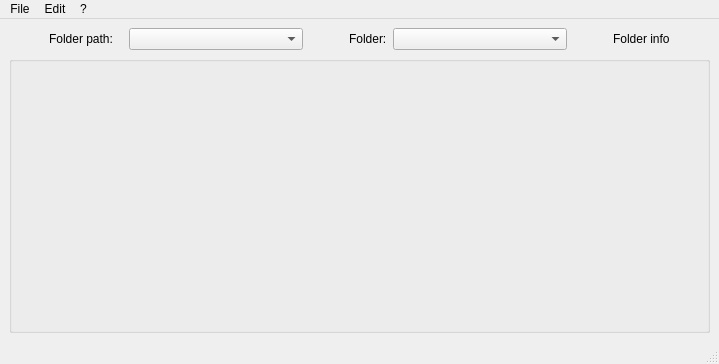
The window that mdaviz/resources/mainwindow.ui (BCDA-APS/mdaviz) describes before a commit, drawn with Qt 5.
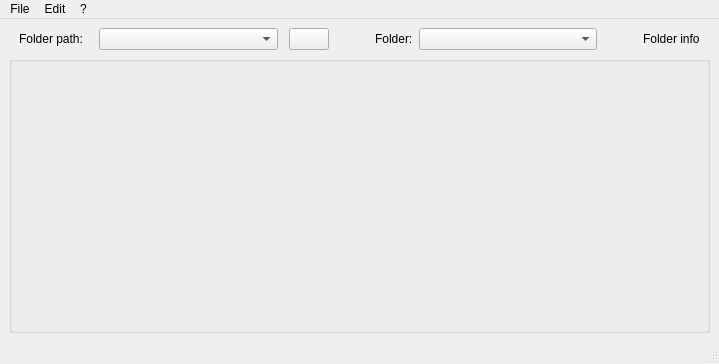
The same window after the commit. Icons and pictures are not drawn.

Commit message: DEV #23 add refresh button

What changed in the file:
```diff
--- a/mdaviz/resources/mainwindow.ui
+++ b/mdaviz/resources/mainwindow.ui
@@ -16,7 +16,7 @@
   <widget class="QWidget" name="centralwidget">
    <layout class="QVBoxLayout" name="verticalLayout" stretch="0,1">
     <item>
-     <layout class="QHBoxLayout" name="horizontalLayout" stretch="0,0,1,0,0,1,0,0,0">
+     <layout class="QHBoxLayout" name="horizontalLayout" stretch="0,0,1,0,0,0,0,1,0,0,0">
       <item>
        <spacer name="horizontalSpacer_2">
         <property name="orientation">
@@ -24,7 +24,7 @@
         </property>
         <property name="sizeHint" stdset="0">
          <size>
-          <width>40</width>
+          <width>10</width>
           <height>20</height>
          </size>
         </property>
@@ -47,6 +47,36 @@
         </property>
        </widget>
       </item>
+      <item>
+       <spacer name="horizontalSpacer_5">
+        <property name="orientation">
+         <enum>Qt::Horizontal</enum>
+        </property>
+        <property name="sizeHint" stdset="0">
+         <size>
+          <width>5</width>
+          <height>20</height>
+         </size>
+        </property>
+       </spacer>
+      </item>
+      <item>
+       <widget class="QPushButton" name="refresh">
+        <property name="toolTip">
+         <string>Show the next page of runs.</string>
+        </property>
+        <property name="icon">
+         <iconset>
+          <normaloff>next.png</normaloff>next.png</iconset>
+        </property>
+        <property name="iconSize">
+         <size>
+          <width>14</width>
+          <height>14</height>
+         </size>
+        </property>
+       </widget>
+      </item>
       <item>
        <spacer name="horizontalSpacer_3">
         <property name="orientation">
@@ -104,7 +134,7 @@
         </property>
         <property name="sizeHint" stdset="0">
          <size>
-          <width>40</width>
+          <width>10</width>
           <height>20</height>
          </size>
         </property>
```
